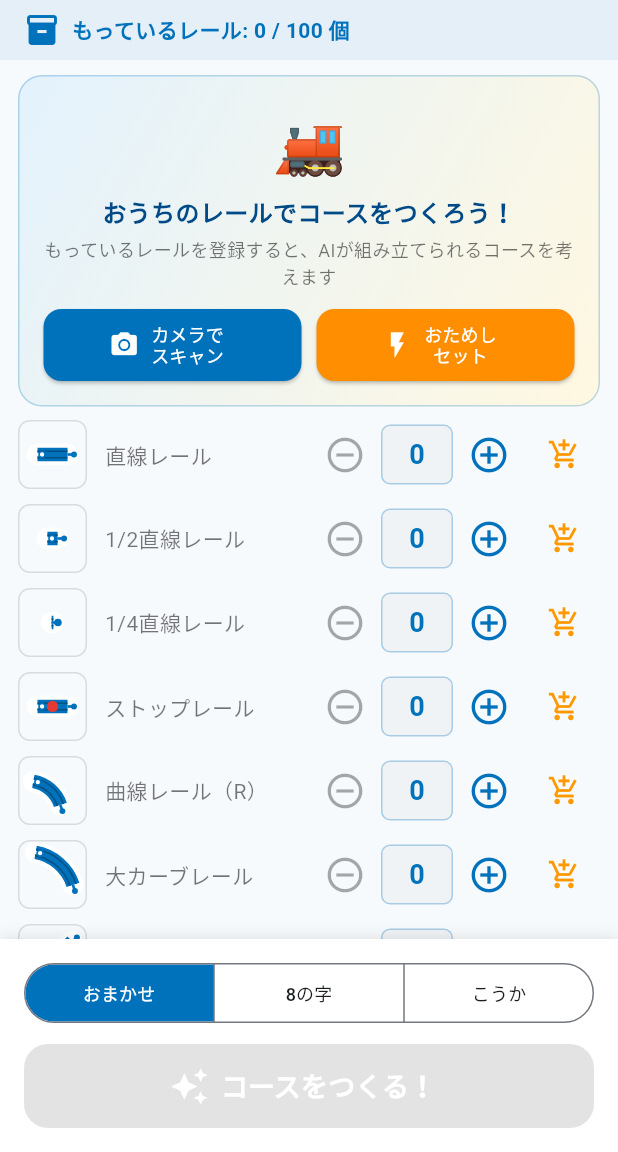
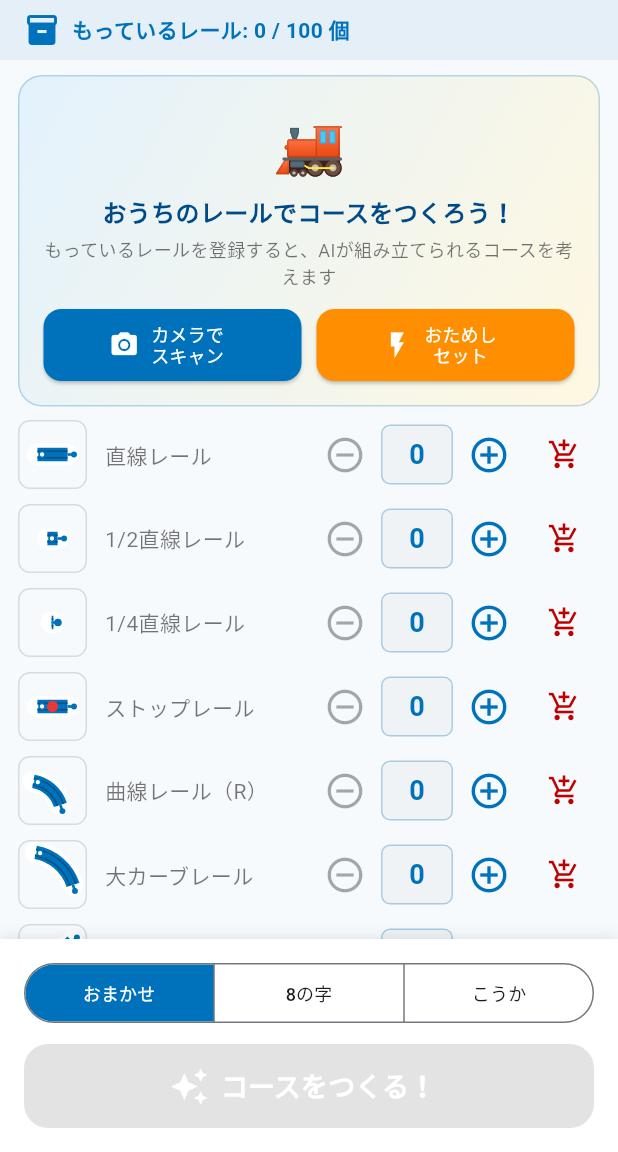
Before and after one commit to ykuma0413-arch/aoi-rail-planner, a Flutter app: the InventoryScreen screen opened directly, after a tap on the "add shopping cart" icon, on a phone screen of 412 x 824 dp, the part 84-1236 px from its top. Run offline on Flutter 3.47's test engine with Material 3 defaults, Android fonts, the light colour scheme and no system bars; our stand-ins replace camera, flutter_riverpod, permission_handler, shared_preferences, sqflite; missing offline and left inert: tflite_flutter; accounts and stored records are empty; network calls fail.

Commit message:
feat: switch affiliate links from Amazon to Rakuten (frontend + backend missing-parts); compliance: remove brand literal from comments

```diff
--- a/frontend_flutter/lib/utils/amazon_links.dart
+++ b/frontend_flutter/lib/utils/store_links.dart
@@ -1,12 +1,18 @@
 import 'package:url_launcher/url_launcher.dart';
 import '../models/rail_type.dart';
 
+/// 楽天市場アフィリエイトリンク生成。
+/// コンプライアンス要件(§8)によりブランド名のリテラル文字列はコードに保持しない
+/// ため、検索キーワードはすべて URL エンコード済みの定数で持つ。
+
 /// おもちゃの電車ブランドの検索キーワード（URLエンコード済み）。
-/// コンプライアンス要件によりブランド名のリテラル文字列は保持しない。
 const String _brandKw = '%E3%83%97%E3%83%A9%E3%83%AC%E3%83%BC%E3%83%AB';
 
-/// Amazon アソシエイトタグ（ビルド時に --dart-define=AMAZON_TAG=xxx で注入）
-const String _affiliateTag = String.fromEnvironment('AMAZON_TAG', defaultValue: '');
+/// 楽天アフィリエイトID（ビルド時に --dart-define=RAKUTEN_AID=... で上書き可）
+const String _affiliateId = String.fromEnvironment(
+  'RAKUTEN_AID',
+  defaultValue: '54db65ab.927c5a3b.54db65ac.ffa6cfb0',
+);
 
 /// レール種別ごとの製品検索キーワード（URLエンコード済み）
 const Map<RailType, String> _partKw = {
@@ -35,17 +41,27 @@ const Map<RailType, String> _partKw = {
   RailType.straightDouble: '2%E5%80%8D%E7%9B%B4%E7%B7%9A%E3%83%AC%E3%83%BC%E3%83%AB', // 2倍直線レール
 };
 
-/// レール種別に応じた Amazon おもちゃカテゴリ検索 URL を返す
-String amazonUrlFor(RailType railType) {
+/// 楽天市場の検索URL（エンコード済みキーワードをそのまま使う）。
+String _rakutenSearchUrl(RailType railType) {
   final kw = _partKw[railType] ?? '';
-  var url = 'https://www.amazon.co.jp/s?i=toys&k=$_brandKw';
-  if (kw.isNotEmpty) url += '+$kw';
-  if (_affiliateTag.isNotEmpty) url += '&tag=$_affiliateTag';
-  return url;
+  // 「ブランド名 パーツ名」を %20 で連結（いずれもエンコード済み）
+  final query = kw.isEmpty ? _brandKw : '$_brandKw%20$kw';
+  return 'https://search.rakuten.co.jp/search/mall/$query/';
 }
 
-/// 外部ブラウザで Amazon 検索を開く
-Future<void> launchAmazon(RailType railType) async {
-  final uri = Uri.parse(amazonUrlFor(railType));
+/// レール種別に応じた楽天アフィリエイト検索URLを返す。
+/// 検索URLを `hb.afl.rakuten.co.jp` のアフィリエイトラッパーに包む。
+String storeUrlFor(RailType railType) {
+  final search = _rakutenSearchUrl(railType);
+  if (_affiliateId.isEmpty) return search;
+  // 検索URL（既に%エンコード済み）をさらにエンコードして pc/m パラメータへ。
+  // これによりブランド名リテラルはコード上にもURL上にも現れない。
+  final enc = Uri.encodeComponent(search);
+  return 'https://hb.afl.rakuten.co.jp/hgc/$_affiliateId/?pc=$enc&m=$enc';
+}
+
+/// 外部ブラウザで楽天市場の検索結果を開く（アフィリエイト経由）。
+Future<void> launchStore(RailType railType) async {
+  final uri = Uri.parse(storeUrlFor(railType));
   await launchUrl(uri, mode: LaunchMode.externalApplication);
 }
--- a/frontend_flutter/lib/views/inventory_screen.dart
+++ b/frontend_flutter/lib/views/inventory_screen.dart
@@ -12,7 +12,7 @@ import 'suggest_screen.dart';
 import 'history_screen.dart';
 import 'assembly_screen.dart';
 import 'widgets/mini_rail_icon.dart';
-import '../utils/amazon_links.dart';
+import '../utils/store_links.dart';
 
 const _themes = {
   'standard': 'おまかせ',
@@ -597,15 +597,15 @@ class _RailCountRow extends ConsumerWidget {
                   total < 100 ? () => notifier.increment(item.railType) : null,
             ),
             const SizedBox(width: 2),
-            // Amazon で追加購入（アフィリエイトリンク）
+            // 楽天市場で追加購入（アフィリエイトリンク）
             IconButton(
               icon: const Icon(Icons.add_shopping_cart),
-              color: const Color(0xFFFF9900),
+              color: const Color(0xFFBF0000),
               iconSize: 22,
               padding: const EdgeInsets.all(4),
               constraints: const BoxConstraints(),
-              tooltip: 'Amazonで購入',
-              onPressed: () => launchAmazon(item.railType),
+              tooltip: '楽天で購入',
+              onPressed: () => launchStore(item.railType),
             ),
           ],
         ),
--- a/frontend_flutter/lib/views/layout_canvas_view.dart
+++ b/frontend_flutter/lib/views/layout_canvas_view.dart
@@ -419,7 +419,7 @@ class _LayoutPainter extends CustomPainter {
   static const double scale = _kScale;
   static const double _scale = scale;
   static const double _railWidth = 6.0;
-  // 実物プラレール比率に寄せた道床幅（細め）。白枠を足しても突起がない分すっきり。
+  // 実物のレール比率に寄せた道床幅（細め）。白枠を足しても突起がない分すっきり。
   static const double _bandWidth = 9.5;
 
   _LayoutPainter({
--- a/frontend_flutter/lib/views/widgets/mini_rail_icon.dart
+++ b/frontend_flutter/lib/views/widgets/mini_rail_icon.dart
@@ -80,7 +80,7 @@ void paintFemaleJoint(Canvas canvas, Offset pos, Color color,
 
 Color grooveColorOf(Color base) => Color.lerp(base, Colors.black, 0.28)!;
 
-/// 道床の縁取り（白枠）の太さ（片側 px）。実物プラレールの白フチを表現。
+/// 道床の縁取り（白枠）の太さ（片側 px）。実物のレールの白フチを表現。
 const double kBandBorder = 2.6;
 
 // ---- 白枠（下地）: 道床より太い白ストロークで縁取りを作る ----
```
Also changed, not shown: 1 other file.
